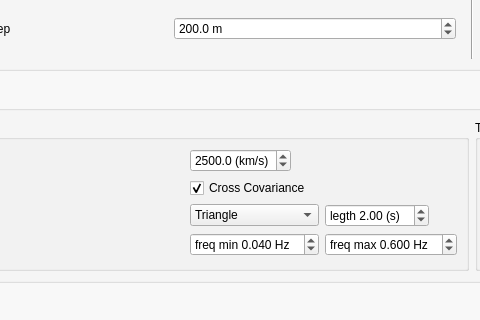
This is surfquake/resources/designer_uis/loc_flow.ui in rcabdia/SurfQuake as Qt 5 draws it before an edit; both pictures show x 153 to 633 and y 300 to 620 of the 1250 by 951 pixel window. The edited form follows.
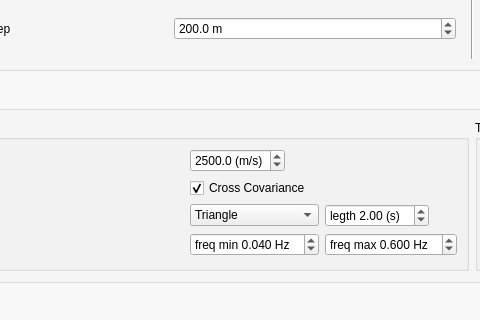
This is the edited form. The open tabs and pages were chosen to show the change. Icons and pictures are not drawn.

Commit message: Including modification of using SurfProject in MTI module

Patch:
```diff
--- a/surfquake/resources/designer_uis/loc_flow.ui
+++ b/surfquake/resources/designer_uis/loc_flow.ui
@@ -2401,7 +2401,7 @@
                     </sizepolicy>
                    </property>
                    <property name="suffix">
-                    <string> (km/s)</string>
+                    <string> (m/s)</string>
                    </property>
                    <property name="decimals">
                     <number>1</number>
```
The commit also changes 1 other file.
